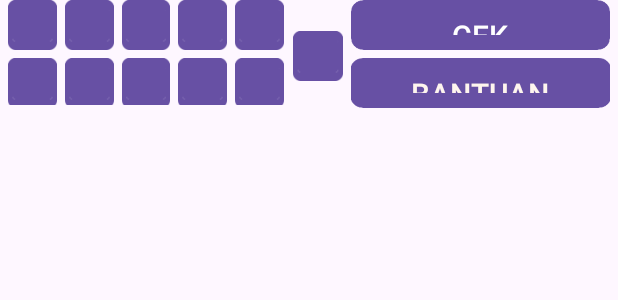
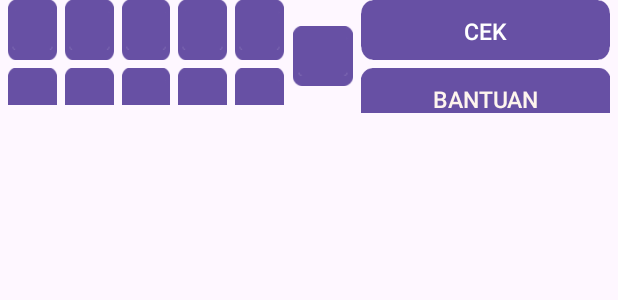
Before and after one commit to AkuraDiary/TTS-Android, an Android app: the layout layout_keypad.xml on its own in the app's theme, with its tools: preview values and no code run, on a phone screen of 412 x 824 dp. Shown: the top 300 px of the screen. Run offline under Robolectric (Android 15) with nearby library versions, the phone set to English and light mode, and no system bars.

Commit message:
adjusting dimension

```diff
--- a/app/src/main/res/values/dimens.xml
+++ b/app/src/main/res/values/dimens.xml
@@ -5,7 +5,7 @@
     <dimen name="sizeWidthBtn">150dp</dimen>
 
     <dimen name="sizeHeigthBtn">36dp</dimen>
-    <dimen name="sizeBtnKeypad">33dp</dimen>
+    <dimen name="sizeBtnKeypad">40dp</dimen>
 
     <dimen name="sizeTvXLarge">33sp</dimen>
     <dimen name="sizeTvLarge">26sp</dimen>
--- a/app/src/main/res/values/strings.xml
+++ b/app/src/main/res/values/strings.xml
@@ -1,5 +1,5 @@
 <resources>
-    <string name="app_name">TeTeEs</string>
+    <string name="app_name">TTS IPAS</string>
 
 
     <string name="title_soal_habis">Soal Habis !</string>
--- a/app/src/main/res/values/styles.xml
+++ b/app/src/main/res/values/styles.xml
@@ -11,7 +11,7 @@
     <style name="buttonKeypadStyle" parent="Widget.AppCompat.Button">
         <item name="android:background">@drawable/btn_keypad_selector</item>
         <item name="android:textColor">@color/colorWhite</item>
-        <item name="android:textSize">@dimen/sizeTvNormal</item>
+        <item name="android:textSize">@dimen/sizeTvMini</item>
     </style>
 
 </resources>
```
